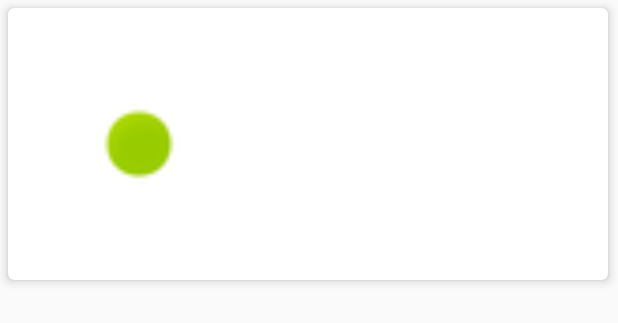
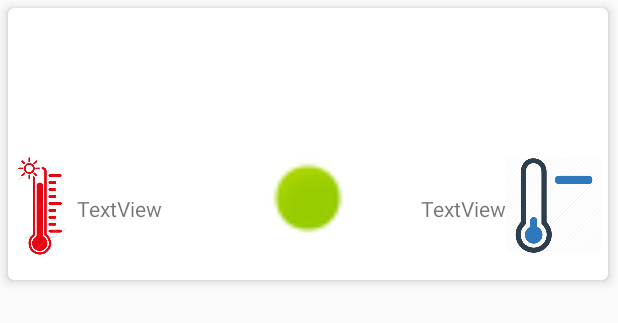
Before and after one commit to sharif-dev/HW1_Weather, an Android app: the layout day_card.xml on its own in the app's theme, with its tools: preview values and no code run, on a phone screen of 412 x 824 dp. Shown: the top 323 px of the screen. Run offline under Robolectric (Android 15) with nearby library versions, the phone set to English and light mode, and no system bars.

Commit message:
add high and low temp

```diff
--- a/app/src/main/java/com/example/weather4cast/adapters/DaysRecyclerViewAdapter.java
+++ b/app/src/main/java/com/example/weather4cast/adapters/DaysRecyclerViewAdapter.java
@@ -16,6 +16,7 @@ import com.example.weather4cast.model.WeatherResponse;
 import com.google.gson.Gson;
 import com.squareup.picasso.Picasso;
 
+import java.text.DecimalFormat;
 import java.text.SimpleDateFormat;
 
 import butterknife.BindView;
@@ -62,6 +63,9 @@ public class DaysRecyclerViewAdapter extends RecyclerView.Adapter<DaysRecyclerVi
         holder.dayOfWeek.setText(dayOfWeek);
 
         holder.verdictText.setText(day.dayDetail.weatherCondition.weatherVerdict);
+
+        holder.ht.setText(new DecimalFormat("#0").format(day.dayDetail.maximumTemp));
+        holder.lt.setText(new DecimalFormat("#0").format(day.dayDetail.minimumTemp));
     }
 
     @Override
@@ -79,6 +83,12 @@ public class DaysRecyclerViewAdapter extends RecyclerView.Adapter<DaysRecyclerVi
         @BindView(R.id.verdict_text)
         TextView verdictText;
 
+        @BindView(R.id.ht)
+        TextView ht;
+
+        @BindView(R.id.lt)
+        TextView lt;
+
         public DayViewHolder(@NonNull View itemView) {
             super(itemView);
             ButterKnife.bind(this, itemView);
--- a/app/src/main/res/layout/day_card.xml
+++ b/app/src/main/res/layout/day_card.xml
@@ -23,9 +23,9 @@
             android:src="@android:drawable/presence_online"
             app:layout_constraintBottom_toBottomOf="parent"
             app:layout_constraintEnd_toEndOf="parent"
-            app:layout_constraintHorizontal_bias="0.161"
             app:layout_constraintStart_toStartOf="parent"
-            app:layout_constraintTop_toTopOf="parent" />
+            app:layout_constraintTop_toTopOf="parent"
+            app:layout_constraintVertical_bias="0.82" />
 
         <TextView
             android:id="@+id/verdict_text"
@@ -33,9 +33,9 @@
             android:layout_height="wrap_content"
             app:layout_constraintBottom_toBottomOf="parent"
             app:layout_constraintEnd_toEndOf="parent"
-            app:layout_constraintHorizontal_bias="0.161"
-            app:layout_constraintStart_toEndOf="@+id/verdict_icon"
-            app:layout_constraintTop_toTopOf="parent" />
+            app:layout_constraintStart_toStartOf="parent"
+            app:layout_constraintTop_toTopOf="parent"
+            app:layout_constraintVertical_bias="0.39" />
 
         <TextView
             android:id="@+id/day_of_week"
@@ -47,7 +47,54 @@
             app:layout_constraintEnd_toEndOf="parent"
             app:layout_constraintStart_toStartOf="parent"
             app:layout_constraintTop_toTopOf="parent"
-            app:layout_constraintVertical_bias="0.138" />
+            app:layout_constraintVertical_bias="0.110000014" />
+
+        <TextView
+            android:id="@+id/ht"
+            android:layout_width="wrap_content"
+            android:layout_height="wrap_content"
+            android:text="TextView"
+            app:layout_constraintBottom_toBottomOf="parent"
+            app:layout_constraintEnd_toEndOf="parent"
+            app:layout_constraintHorizontal_bias="0.02"
+            app:layout_constraintStart_toEndOf="@+id/imageView2"
+            app:layout_constraintTop_toTopOf="parent"
+            app:layout_constraintVertical_bias="0.779" />
+
+        <ImageView
+            android:id="@+id/imageView2"
+            android:layout_width="36dp"
+            android:layout_height="69dp"
+            app:layout_constraintBottom_toBottomOf="parent"
+            app:layout_constraintEnd_toEndOf="parent"
+            app:layout_constraintHorizontal_bias="0.0"
+            app:layout_constraintStart_toStartOf="parent"
+            app:layout_constraintTop_toTopOf="parent"
+            app:layout_constraintVertical_bias="0.9"
+            android:src="@drawable/high_temp" />
+
+        <ImageView
+            android:id="@+id/imageView3"
+            android:layout_width="64dp"
+            android:layout_height="87dp"
+            android:layout_marginTop="84dp"
+            app:layout_constraintEnd_toEndOf="parent"
+            app:layout_constraintHorizontal_bias="1.0"
+            app:layout_constraintStart_toStartOf="parent"
+            app:layout_constraintTop_toTopOf="parent"
+            android:src="@drawable/low_temp" />
+
+        <TextView
+            android:id="@+id/lt"
+            android:layout_width="wrap_content"
+            android:layout_height="wrap_content"
+            android:text="TextView"
+            app:layout_constraintBottom_toBottomOf="parent"
+            app:layout_constraintEnd_toStartOf="@+id/imageView3"
+            app:layout_constraintHorizontal_bias="1.0"
+            app:layout_constraintStart_toStartOf="parent"
+            app:layout_constraintTop_toTopOf="parent"
+            app:layout_constraintVertical_bias="0.78" />
     </androidx.constraintlayout.widget.ConstraintLayout>
 
 </androidx.cardview.widget.CardView>
```
Also changed, not shown: app/src/main/res/drawable/high_temp.png (added), app/src/main/res/drawable/low_temp.png (added).
